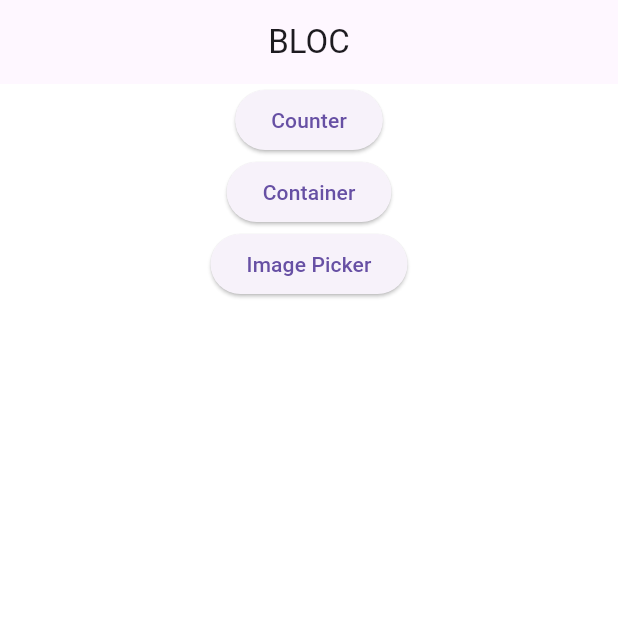
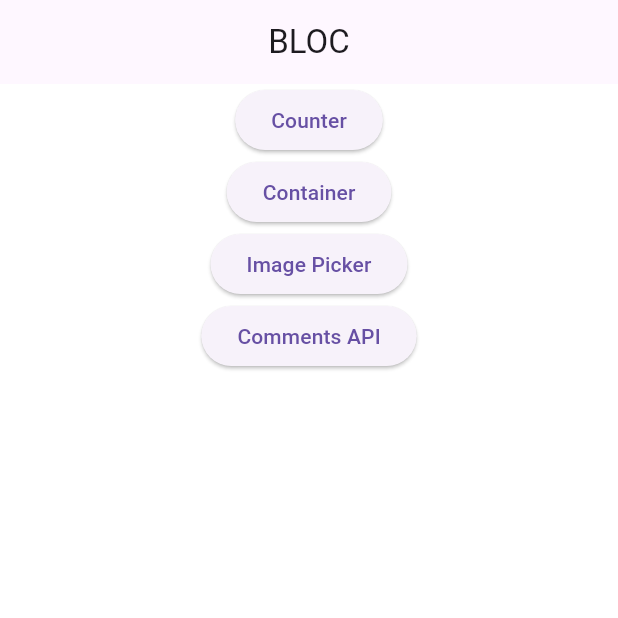
Before and after one commit to Vasanth1165/flutter_bloc_sm, a Flutter app: the screen it shows after launch, on a phone screen of 412 x 824 dp, the top half of it. Run offline on Flutter 3.47's test engine with Material 3 defaults, Android fonts, the phone set to English and light mode, and no system bars; our stand-ins replace bloc, dio, equatable, flutter_bloc, image_picker.

Commit message:
examples on bloc

```diff
--- /dev/null
+++ b/lib/blocs/comments/comments_event.dart
@@ -0,0 +1,15 @@
+import 'package:equatable/equatable.dart';
+
+class CommentsEvent extends Equatable {
+  const CommentsEvent();
+
+  @override
+  List<Object> get props => [];
+}
+
+class FetchCommentsEvent extends CommentsEvent {}
+
+class SearchCommentsEvent extends CommentsEvent {
+  final String search;
+  const SearchCommentsEvent({required this.search});
+}
--- /dev/null
+++ b/lib/blocs/comments/comments_state.dart
@@ -0,0 +1,42 @@
+// ignore_for_file: must_be_immutable
+
+import 'package:equatable/equatable.dart';
+import 'package:flutter_bloc_sm/models/comments_model.dart';
+import 'package:flutter_bloc_sm/utills/enums.dart';
+
+class CommentsState extends Equatable {
+  final List<CommentsModel> comments;
+  final List<CommentsModel> searchComments;
+  final String message;
+  final FetchCommentsStatus status;
+  final String searchMess;
+  final String search;
+  const CommentsState(
+      {this.message = "",
+      this.status = FetchCommentsStatus.loading,
+      this.comments = const <CommentsModel>[],
+      this.searchComments = const <CommentsModel>[],
+      this.searchMess = "",
+      this.search =""});
+
+  CommentsState copyWith(
+      {List<CommentsModel>? comments,
+      String? message,
+      FetchCommentsStatus? status,
+      List<CommentsModel>? searchComments,
+      String? searchMess,
+      String? search}) {
+    return CommentsState(
+        comments: comments ?? this.comments,
+        message: message ?? this.message,
+        status: status ?? this.status,
+        searchComments: searchComments ?? this.searchComments,
+        searchMess: searchMess ?? this.searchMess,
+        search: search ?? this.search
+        );
+  }
+
+  @override
+  List<Object> get props =>
+      [comments, message, status, searchComments, searchMess,search];
+}
--- a/lib/main.dart
+++ b/lib/main.dart
@@ -1,6 +1,7 @@
 import 'package:flutter/material.dart';
 import 'package:flutter/services.dart';
 import 'package:flutter_bloc/flutter_bloc.dart';
+import 'package:flutter_bloc_sm/blocs/comments/comments_bloc.dart';
 import 'package:flutter_bloc_sm/blocs/container_bloc/container_bloc.dart';
 import 'package:flutter_bloc_sm/blocs/counter_bloc/counter_bloc.dart';
 import 'package:flutter_bloc_sm/blocs/image_picker_bloc/image_picker_bloc.dart';
@@ -27,7 +28,8 @@ class MyApp extends StatelessWidget {
       providers: [
         BlocProvider(create: (_) => CounterBloc()),
         BlocProvider(create: (_) => ContainerBloc()),
-        BlocProvider(create: (_)=> ImagePickerBloc(ImagePickerUtill()))
+        BlocProvider(create: (_)=> ImagePickerBloc(ImagePickerUtill())),
+        BlocProvider(create: (_) => CommentsBloc()),
       ],
       child: MaterialApp(
           debugShowCheckedModeBanner: false,
--- a/lib/main_page.dart
+++ b/lib/main_page.dart
@@ -1,7 +1,8 @@
 import 'package:flutter/material.dart';
-import 'package:flutter_bloc_sm/ui/container_page.dart';
-import 'package:flutter_bloc_sm/ui/counter_page.dart';
-import 'package:flutter_bloc_sm/ui/image_picker_page.dart';
+import 'package:flutter_bloc_sm/screens/comments_page.dart';
+import 'package:flutter_bloc_sm/screens/container_page.dart';
+import 'package:flutter_bloc_sm/screens/counter_page.dart';
+import 'package:flutter_bloc_sm/screens/image_picker_page.dart';
 
 class MainPage extends StatelessWidget {
   const MainPage({super.key});
@@ -43,6 +44,16 @@ class MainPage extends StatelessWidget {
                           builder: (context) => const ImagePickerPage()));
                 },
                 child: const Text("Image Picker")),
+          ),
+          Center(
+            child: ElevatedButton(
+                onPressed: () {
+                  Navigator.push(
+                      context,
+                      MaterialPageRoute(
+                          builder: (context) => const CommentsPage()));
+                },
+                child: const Text("Comments API")),
           )
         ],
       ),
--- /dev/null
+++ b/lib/utills/enums.dart
@@ -0,0 +1 @@
+enum FetchCommentsStatus { loading, success, failure }
--- a/pubspec.yaml
+++ b/pubspec.yaml
@@ -30,11 +30,12 @@ environment:
 dependencies:
   bloc: ^8.1.4
   cupertino_icons: ^1.0.2
+  dio: ^5.7.0
   equatable: ^2.0.5
   flutter:
     sdk: flutter
   flutter_bloc: null
-  image_picker:
+  image_picker: null
 
 dev_dependencies:
   flutter_lints: ^2.0.0
```
Also changed, not shown: lib/blocs/comments/comments_bloc.dart (added, +48 -0 lines), lib/models/comments_model.dart (added, +27 -0 lines), lib/repositories/comments_repository.dart (added, +28 -0 lines), lib/screens/comments_page.dart (added, +130 -0 lines), lib/screens/container_page.dart (renamed from lib/ui/container_page.dart), lib/screens/counter_page.dart (renamed from lib/ui/counter_page.dart), lib/screens/image_picker_page.dart (renamed from lib/ui/image_picker_page.dart), pubspec.lock.
